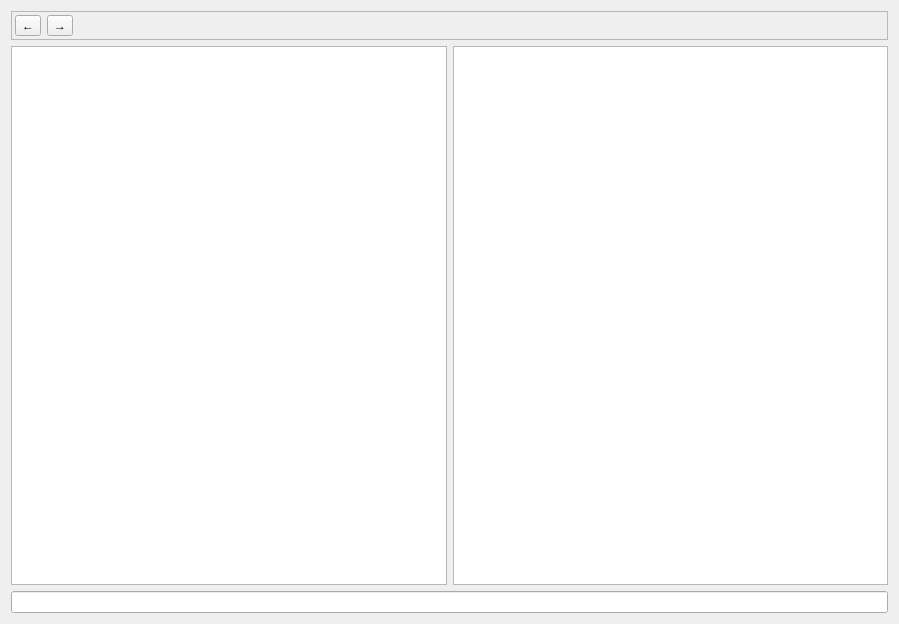
Qt form tools/ylliab/parserview.ui (8051Enthusiast/yabo) before a commit.
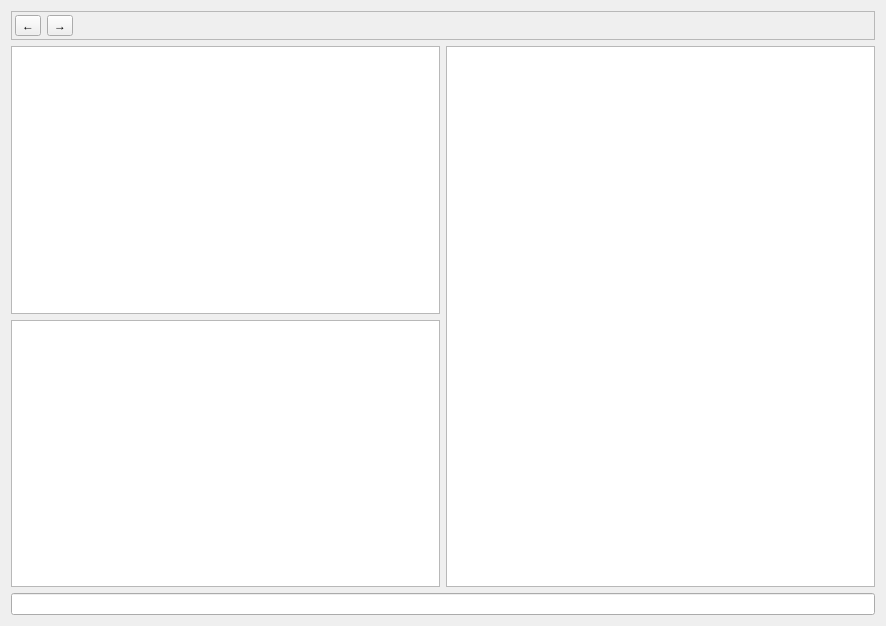
The same form after that commit. Icons and pictures are not drawn.

Commit message:
add hex view
currenlty not able to be used on large (>32gb) files but other than
that seems to work

```diff
--- a/tools/ylliab/parserview.ui
+++ b/tools/ylliab/parserview.ui
@@ -6,14 +6,14 @@
    <rect>
     <x>0</x>
     <y>0</y>
-    <width>899</width>
-    <height>624</height>
+    <width>886</width>
+    <height>626</height>
    </rect>
   </property>
   <property name="windowTitle">
    <string>Form</string>
   </property>
-  <layout class="QVBoxLayout" name="verticalLayout">
+  <layout class="QVBoxLayout" name="verticalLayout_2">
    <item>
     <widget class="QFrame" name="frame">
      <property name="frameShape">
@@ -77,9 +77,35 @@
     </widget>
    </item>
    <item>
-    <layout class="QHBoxLayout" name="horizontalLayout_2">
+    <layout class="QHBoxLayout" name="horizontalLayout_3">
      <item>
-      <widget class="QTreeView" name="treeView"/>
+      <layout class="QVBoxLayout" name="verticalLayout">
+       <item>
+        <widget class="QTreeView" name="treeView"/>
+       </item>
+       <item>
+        <widget class="QTableView" name="tableView">
+         <property name="alternatingRowColors">
+          <bool>true</bool>
+         </property>
+         <property name="showGrid">
+          <bool>false</bool>
+         </property>
+         <attribute name="horizontalHeaderVisible">
+          <bool>false</bool>
+         </attribute>
+         <attribute name="horizontalHeaderDefaultSectionSize">
+          <number>50</number>
+         </attribute>
+         <attribute name="verticalHeaderVisible">
+          <bool>true</bool>
+         </attribute>
+         <attribute name="verticalHeaderHighlightSections">
+          <bool>false</bool>
+         </attribute>
+        </widget>
+       </item>
+      </layout>
      </item>
      <item>
       <widget class="QGraphicsView" name="graphicsView">
```
The commit also changes 11 other files.
